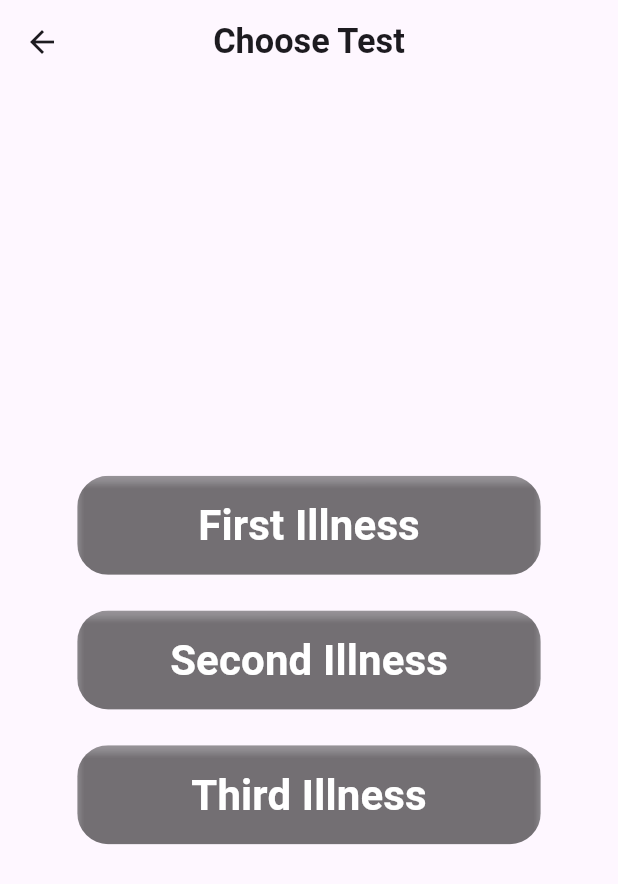
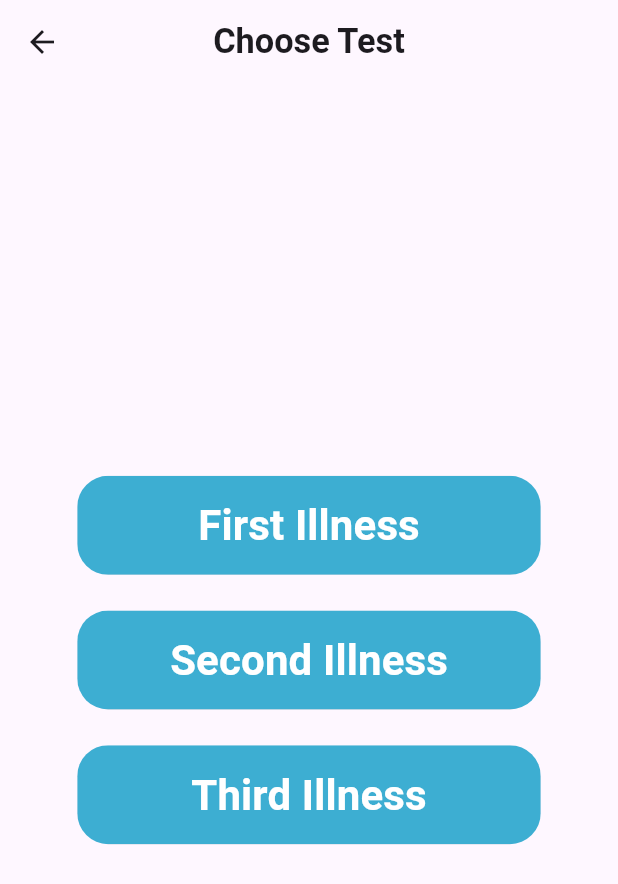
Before and after one commit to adamAboZaid10/graduation_project, a Flutter app: the screen it shows after launch, scrolled down 56 dp, after a tap on "Choose Test", on a phone screen of 412 x 824 dp. Shown: the top 884 px of the screen. Run offline on Flutter 3.47's test engine with Material 3 defaults, Android fonts, the phone set to English and light mode, and no system bars; our stand-ins replace bloc, carousel_slider, dash_chat_2, flutter_bloc, flutter_screenutil, flutter_svg and 4 more.

Commit message:
change app colors

```diff
--- a/lib/core/constant/color.dart
+++ b/lib/core/constant/color.dart
@@ -1,9 +1,4 @@
 import 'dart:ui';
-
-// var primaryColor = const Color.fromARGB(255, 124, 229, 243);
-// var secondColor = const Color.fromARGB(255, 187, 187, 187);
-// var blackColor = const Color.fromARGB(255, 0, 0, 0);
-// var whiteColor = const Color.fromARGB(255, 255, 255, 255);
 
 class AppColor{
   static const primaryColor =  Color.fromARGB(255, 124, 229, 243);
@@ -13,4 +8,5 @@ class AppColor{
   static const  redColor =   Color.fromARGB(255, 255, 0, 0);
   static const  moveColor =   Color.fromARGB(255, 237, 9, 199);
   static const  blueColor =   Color.fromARGB(255, 45, 148, 238);
+  static const blueWhiteColor =   Color(0xff3daed2);
 }
--- a/lib/features/auth_feature/widgets/register_widget/register_screen_body.dart
+++ b/lib/features/auth_feature/widgets/register_widget/register_screen_body.dart
@@ -71,7 +71,7 @@ class RegisterScreenBody extends StatelessWidget {
 
                   }
                 },
-                color: AppColor.primaryColor,
+                color: AppColor.blueWhiteColor,
                 text: 'Register',
               ),
               CustomRegisterNow(
--- a/lib/features/home_features/screen/choose_test_screen.dart
+++ b/lib/features/home_features/screen/choose_test_screen.dart
@@ -1,6 +1,7 @@
 import 'package:flutter/material.dart';
 import 'package:flutter_screenutil/flutter_screenutil.dart';
 import 'package:graduation_final_project/core/component/screen_title.dart';
+import 'package:graduation_final_project/core/constant/color.dart';
 import '../../../core/component/custom_default_button.dart';
 import 'illness_screen.dart';
 
@@ -43,7 +44,7 @@ class CustomChooseScreenBody extends StatelessWidget {
                   MaterialPageRoute(
                       builder: (context) => const IllnessScreen()));
             },
-            color: Colors.black38,
+            color: AppColor.blueWhiteColor,
             text: 'First Illness',
             fontWeight: FontWeight.bold,
             fontSize: 28,
@@ -57,7 +58,7 @@ class CustomChooseScreenBody extends StatelessWidget {
           ),
           CustomDefaultButton(
             onPressed: () {},
-            color: Colors.black38,
+            color: AppColor.blueWhiteColor,
             text: 'Second Illness',
             fontWeight: FontWeight.bold,
             fontSize: 28,
@@ -71,7 +72,7 @@ class CustomChooseScreenBody extends StatelessWidget {
           ),
           CustomDefaultButton(
             onPressed: () {},
-            color: Colors.black38,
+            color: AppColor.blueWhiteColor,
             text: 'Third Illness',
             fontWeight: FontWeight.bold,
             fontSize: 28,
--- a/lib/features/home_features/screen/home_page.dart
+++ b/lib/features/home_features/screen/home_page.dart
@@ -1,4 +1,6 @@
 import 'package:flutter/material.dart';
+import 'package:flutter_screenutil/flutter_screenutil.dart';
+import 'package:graduation_final_project/core/constant/color.dart';
 import 'package:graduation_final_project/features/home_features/screen/choose_test_screen.dart';
 
 import '../../../core/component/custom_default_button.dart';
@@ -14,7 +16,6 @@ class HomePage extends StatefulWidget {
 
 class _HomePageState extends State<HomePage> {
   List images = [
-    "assets/image/facebooklogo.png",
     "assets/image/onboarding1.jpg",
     "assets/image/onboarding2.jpg",
     "assets/image/onboarding3.jpg",
@@ -28,6 +29,7 @@ class _HomePageState extends State<HomePage> {
       backgroundColor: Colors.white,
       body: SafeArea(
         child: SingleChildScrollView(
+          physics: const BouncingScrollPhysics(),
           child: Container(
               width: media.width,
               height: media.height,
@@ -49,15 +51,16 @@ class _HomePageState extends State<HomePage> {
                     CustomDefaultButton(
                       onPressed: () {
                         Navigator.push(
-                            context,
-                            MaterialPageRoute(
-                                builder: (context) =>
-                                    const ChooseTestScreen()));
+                          context,
+                          MaterialPageRoute(
+                            builder: (context) => const ChooseTestScreen(),
+                          ),
+                        );
                       },
-                      color: Colors.black38,
+                      color: AppColor.blueWhiteColor,
                       text: 'Choose Test',
                       fontWeight: FontWeight.bold,
-                      fontSize: 28,
+                      fontSize: 28.sp,
                       width: media.width - (media.width * (25 / 100)),
                       radius: media.width - (media.width * (95 / 100)),
                       height: media.height - (media.height * (92 / 100)),
--- a/lib/features/home_features/widgets/carousal_slider.dart
+++ b/lib/features/home_features/widgets/carousal_slider.dart
@@ -26,7 +26,7 @@ Widget carouselSlider(BuildContext context, List images) {
             width: MediaQuery.of(context).size.width,
             margin: EdgeInsets.symmetric(horizontal: media.width * 0.03),
             decoration: BoxDecoration(
-                borderRadius: BorderRadius.circular(15), color: Colors.black45),
+                borderRadius: BorderRadius.circular(15), color: Colors.grey.shade400 ),
             child: Image.asset(
               e,
               fit: BoxFit.contain,
--- a/lib/features/home_features/widgets/illness_widgets/illness_screen_body.dart
+++ b/lib/features/home_features/widgets/illness_widgets/illness_screen_body.dart
@@ -4,6 +4,7 @@ import 'package:flutter_screenutil/flutter_screenutil.dart';
 import 'package:graduation_final_project/features/home_features/widgets/illness_widgets/show_dialog_image.dart';
 import '../../../../core/component/custom_default_button.dart';
 import '../../../../core/constant/assets_data.dart';
+import '../../../../core/constant/color.dart';
 import '../../controller/home_controller_cubit.dart';
 
 class IllnessScreenBody extends StatelessWidget {
@@ -65,7 +66,7 @@ class IllnessScreenBody extends StatelessWidget {
                         },
                       ));
             },
-            color: Colors.black38,
+            color: AppColor.blueWhiteColor,
             text: cubit.selectedImage == null ? 'Choose Image' : 'Change Image',
             fontWeight: FontWeight.bold,
             fontSize: 28.sp,
@@ -81,7 +82,7 @@ class IllnessScreenBody extends StatelessWidget {
                   onPressed: () {
                     /// Add the method of analysis model Here to analysis the image
                   },
-                  color: Colors.black38,
+                  color: AppColor.blueWhiteColor,
                   text: 'Done',
                   fontWeight: FontWeight.bold,
                   fontSize: 28.sp,
--- a/lib/features/home_features/widgets/illness_widgets/show_dialog_image.dart
+++ b/lib/features/home_features/widgets/illness_widgets/show_dialog_image.dart
@@ -2,6 +2,7 @@ import 'package:flutter/material.dart';
 import 'package:flutter_screenutil/flutter_screenutil.dart';
 
 import '../../../../core/component/custom_default_button.dart';
+import '../../../../core/constant/color.dart';
 
 class ShowDialogImage extends StatelessWidget {
   const ShowDialogImage({
@@ -57,7 +58,7 @@ class ShowDialogImage extends StatelessWidget {
               Center(
                 child: CustomDefaultButton(
                   onPressed: galleryOnTap,
-                  color: Colors.black38,
+                  color:AppColor.blueWhiteColor,
                   text: 'Gallery',
                   fontWeight: FontWeight.bold,
                   fontSize: 15.sp,
@@ -71,7 +72,7 @@ class ShowDialogImage extends StatelessWidget {
               Center(
                 child: CustomDefaultButton(
                   onPressed: cameraOnTap,
-                  color: Colors.black38,
+                  color:AppColor.blueWhiteColor,
                   text: 'Camera',
                   fontWeight: FontWeight.bold,
                   fontSize: 15.sp,
--- a/lib/features/home_features/widgets/search_bar.dart
+++ b/lib/features/home_features/widgets/search_bar.dart
@@ -1,4 +1,5 @@
 import 'package:flutter/material.dart';
+import 'package:graduation_final_project/core/constant/color.dart';
 
 import 'search_delegate.dart';
 
@@ -8,7 +9,7 @@ Widget searchDelegate(BuildContext context) {
     height: media.height - (media.height * (93 / 100)),
     width: media.width * (68 / 100),
     decoration: BoxDecoration(
-        color: Colors.blue.withOpacity(0.5),
+        color:AppColor.blueWhiteColor,
         borderRadius:
             BorderRadius.circular(media.width - (media.width * (85 / 100)))),
     child: Row(
```
Also changed, not shown: pubspec.lock.
